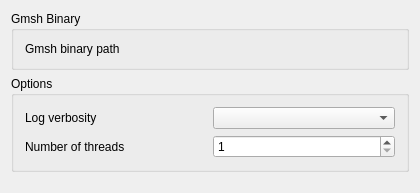
Above: src/Mod/Fem/Gui/DlgSettingsFemGmsh.ui from southseact-3d/fcd before the change. Below: the same form after it.
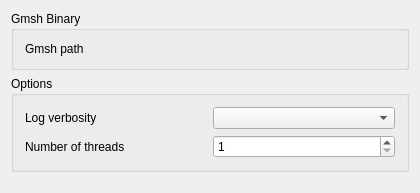
That is the form after the change. Custom widgets are drawn as their Qt base class.

Commit message: Fem: Fix Gmsh preferences file chooser

Diff of the .ui file:
```diff
--- a/src/Mod/Fem/Gui/DlgSettingsFemGmsh.ui
+++ b/src/Mod/Fem/Gui/DlgSettingsFemGmsh.ui
@@ -86,7 +86,7 @@
            </size>
           </property>
           <property name="text">
-           <string>Gmsh binary path</string>
+           <string>Gmsh path</string>
           </property>
          </widget>
         </item>
```
The commit also changes 2 other files.
